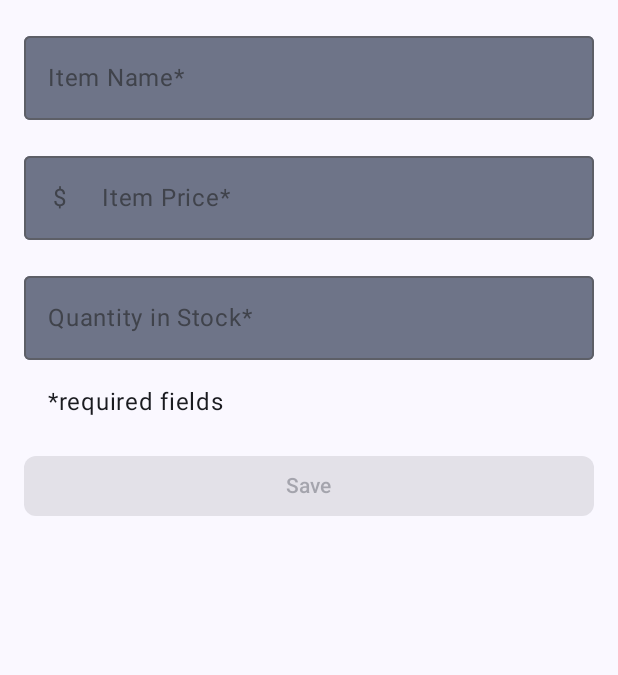
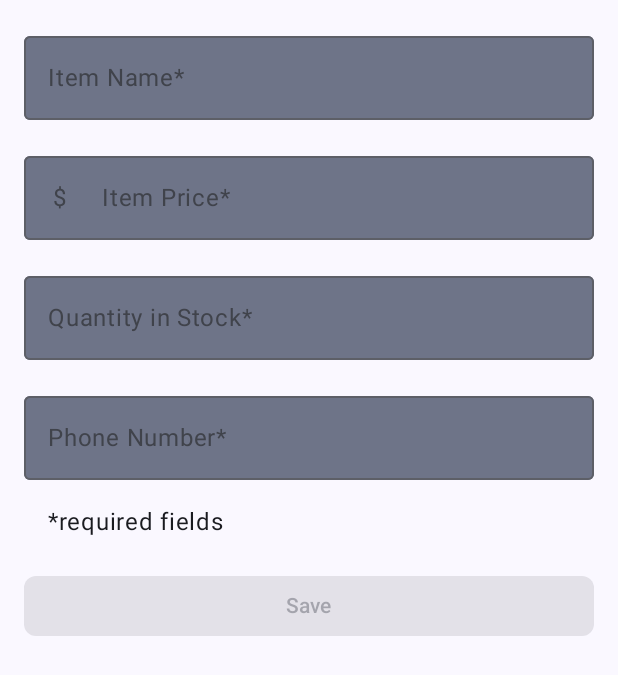
Before and after one commit to TonyGnk/compose-contacts, an Android app built with Jetpack Compose: the ItemEntryScreen screen opened through its navigation route, on a phone screen of 412 x 824 dp. Shown: the top 675 px of the screen. Run offline under Robolectric (Android 15) with nearby library versions, the phone set to English and light mode, and no system bars.

Commit message:
Add a number field

```diff
--- a/app/src/main/java/com/example/composecontacts/ui/item/ItemDetailsScreen.kt
+++ b/app/src/main/java/com/example/composecontacts/ui/item/ItemDetailsScreen.kt
@@ -227,7 +227,7 @@ fun ItemDetailsScreenPreview() {
         ItemDetailsBody(
             ItemDetailsUiState(
                 outOfStock = true,
-                itemDetails = ItemDetails(1, "Pen", 23105555, "$100", "10")
+                itemDetails = ItemDetails(1, "Pen", "23105555", "$100", "10")
             ),
             onSellItem = {},
             onDelete = {},
--- a/app/src/main/java/com/example/composecontacts/ui/item/ItemEntryScreen.kt
+++ b/app/src/main/java/com/example/composecontacts/ui/item/ItemEntryScreen.kt
@@ -154,6 +154,20 @@ fun ItemInputForm(
             enabled = enabled,
             singleLine = true
         )
+        OutlinedTextField(
+            value = itemDetails.number,
+            onValueChange = { onValueChange(itemDetails.copy(number = it)) },
+            keyboardOptions = KeyboardOptions(keyboardType = KeyboardType.Phone),
+            label = { Text(stringResource(R.string.number_req)) },
+            colors = OutlinedTextFieldDefaults.colors(
+                focusedContainerColor = MaterialTheme.colorScheme.secondaryContainer,
+                unfocusedContainerColor = MaterialTheme.colorScheme.secondaryContainer,
+                disabledContainerColor = MaterialTheme.colorScheme.secondaryContainer,
+            ),
+            modifier = Modifier.fillMaxWidth(),
+            enabled = enabled,
+            singleLine = true,
+        )
         if (enabled) {
             Text(
                 text = stringResource(R.string.required_fields),
--- a/app/src/main/java/com/example/composecontacts/ui/item/ItemEntryViewModel.kt
+++ b/app/src/main/java/com/example/composecontacts/ui/item/ItemEntryViewModel.kt
@@ -29,7 +29,7 @@ class ItemEntryViewModel(private val itemsRepository: ItemsRepository) : ViewMod
 
     private fun validateInput(uiState: ItemDetails = itemUiState.itemDetails): Boolean {
         return with(uiState) {
-            name.isNotBlank() && price.isNotBlank() && quantity.isNotBlank()
+            name.isNotBlank() && price.isNotBlank() && quantity.isNotBlank() && number.isNotBlank()
         }
     }
 
@@ -52,7 +52,7 @@ data class ItemUiState(
 data class ItemDetails(
     val id: Int = 0,
     val name: String = "",
-    val number: Int = 0,
+    val number: String = "",
     val price: String = "",
     val quantity: String = "",
 )
@@ -66,7 +66,7 @@ data class ItemDetails(
 fun ItemDetails.toItem(): Item = Item(
     id = id,
     name = name,
-    number = number,
+    number = number.toIntOrNull() ?: 0,
     price = price.toDoubleOrNull() ?: 0.0,
     quantity = quantity.toIntOrNull() ?: 0
 )
--- a/app/src/main/res/values/strings.xml
+++ b/app/src/main/res/values/strings.xml
@@ -23,4 +23,5 @@
     <string name="yes">Yes</string>
     <string name="required_fields">*required fields</string>
     <string name="add_item_title">Add Item</string>
+    <string name="number_req">Phone Number*</string>
 </resources>
```
Also changed, not shown: app/src/main/java/com/example/composecontacts/ui/home/HomeScreen.kt (+8 -15 lines), 1 other file.
